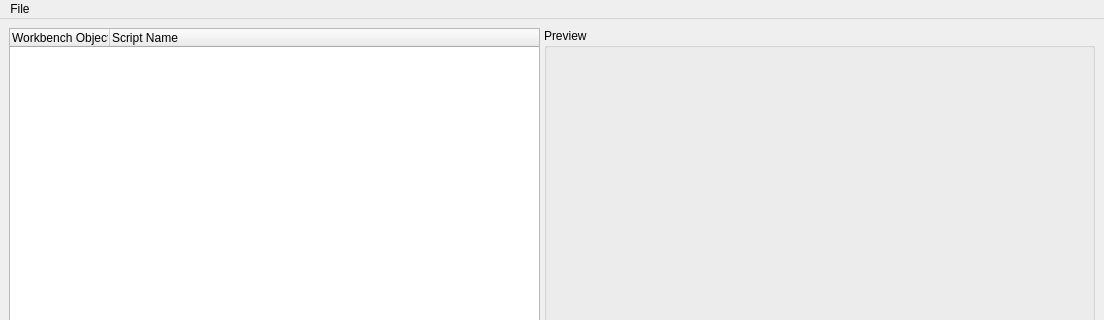
This is fitsbench.ui in steveicarus/fitsbench as Qt 5 draws it before an edit; both pictures show x 0 to 1104 and y 0 to 320 of the 1104 by 668 pixel window. The edited form follows.
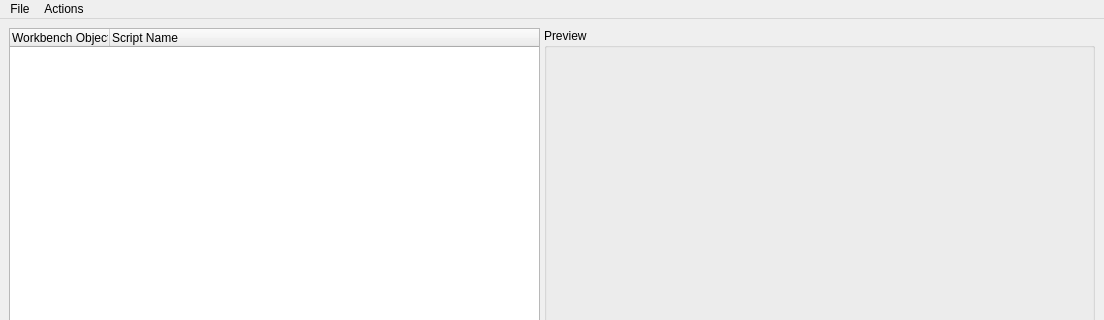
This is the edited form.

Commit message:
Add the define_action tcl command
This includes adding the Action menu and the infrastructure
for user defined actions on the pull down menu.

Patch:
```diff
--- a/fitsbench.ui
+++ b/fitsbench.ui
@@ -142,8 +142,18 @@
     <addaction name="menuNew" />
     <addaction name="actionOpenImage" />
     <addaction name="actionOpenFITSBench_Work_Folder" />
+    <addaction name="separator" />
+    <addaction name="actionQuit" />
+   </widget>
+   <widget class="QMenu" name="menuActions" >
+    <property name="title" >
+     <string>Actions</string>
+    </property>
+    <addaction name="actionDefine_Action" />
+    <addaction name="separator" />
    </widget>
    <addaction name="menuFile" />
+   <addaction name="menuActions" />
   </widget>
   <widget class="QStatusBar" name="statusbar" />
   <action name="actionQuit" >
```
Left out of the diff: 15 changed lines with no effect on the pictures. The commit also changes 5 other files.
